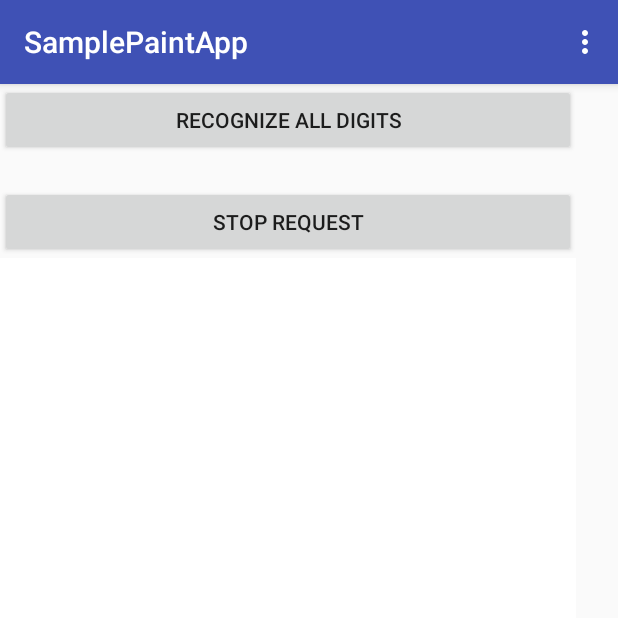
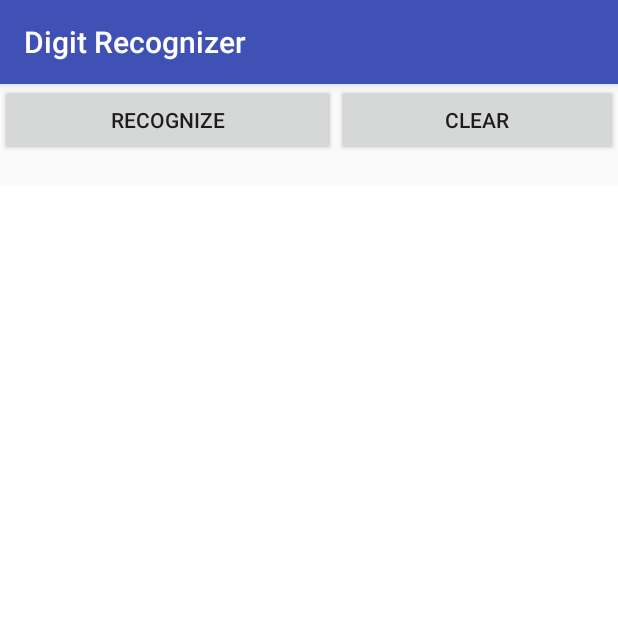
Before and after one commit to jitender-saini/Bootcamp-DigitRecognitionApp, an Android app: the screen it shows after launch (MainActivity), on a phone screen of 412 x 824 dp, the top half of it. Run offline under Robolectric (Android 15) with nearby library versions, the phone set to English and light mode, and no system bars; libraries missing offline, so code that uses them is left out: com.android.internal.

Commit message:
Android Files Update

```diff
--- a/AndroidProject/SamplePaintApp/app/src/main/AndroidManifest.xml
+++ b/AndroidProject/SamplePaintApp/app/src/main/AndroidManifest.xml
@@ -13,7 +13,8 @@
         android:roundIcon="@mipmap/ic_launcher_round"
         android:supportsRtl="true"
         android:theme="@style/AppTheme">
-        <activity android:name=".MainActivity">
+        <activity android:name=".MainActivity"
+            android:label="Digit Recognizer">
             <intent-filter>
                 <action android:name="android.intent.action.MAIN" />
 
--- a/AndroidProject/SamplePaintApp/app/src/main/res/layout/activity_main.xml
+++ b/AndroidProject/SamplePaintApp/app/src/main/res/layout/activity_main.xml
@@ -6,35 +6,40 @@
     android:layout_height="match_parent"
     tools:context="com.example.risha_000.samplepaintapp.MainActivity">
 
-    <RelativeLayout
-        android:layout_width="384dp"
-        android:layout_height="509dp"
-        android:gravity="bottom"
-        tools:layout_editor_absoluteX="0dp"
-        tools:layout_editor_absoluteY="0dp">
-
     <LinearLayout
         android:layout_width="match_parent"
         android:layout_height="match_parent"
         android:orientation="vertical">
 
+        <LinearLayout
+            android:layout_width="match_parent"
+            android:layout_height="wrap_content"
+            android:orientation="horizontal">
+
             <Button
                 android:id="@+id/button2"
-                android:layout_width="match_parent"
+                android:layout_width="124dp"
+                android:layout_height="match_parent"
+                android:layout_alignParentBottom="true"
+                android:layout_centerHorizontal="true"
+                android:layout_marginBottom="20dp"
+                android:layout_weight="1"
+                android:gravity="center_vertical|center_horizontal"
+                android:onClick="recognize"
+                android:text="Recognize" />
+
+            <Button
+                android:id="@+id/button"
+                android:layout_width="wrap_content"
                 android:layout_height="wrap_content"
                 android:layout_alignParentBottom="true"
                 android:layout_centerHorizontal="true"
                 android:layout_marginBottom="20dp"
+                android:layout_weight="1"
                 android:gravity="center_vertical|center_horizontal"
-                android:onClick="recognize"
-                android:text="Recognize all digits" />
-
-            <Button
-                android:id="@+id/button"
-                android:layout_width="match_parent"
-                android:layout_height="wrap_content"
-                android:onClick="cancel_request"
-                android:text="Stop Request" />
+                android:onClick="clear"
+                android:text="Clear" />
+        </LinearLayout>
 
         <com.example.risha_000.samplepaintapp.PaintView
             android:id="@+id/paintView"
@@ -49,7 +54,5 @@
 
     </LinearLayout>
 
-    </RelativeLayout>
-
 
 </android.support.constraint.ConstraintLayout>
```
Also changed, not shown: AndroidProject/SamplePaintApp/app/src/main/java/com/example/risha_000/samplepaintapp/HttpPostAsyncTask.java (+26 -3 lines), AndroidProject/SamplePaintApp/app/src/main/java/com/example/risha_000/samplepaintapp/MainActivity.java (+18 -35 lines). Lines whose indentation alone changed are shown as unchanged.
